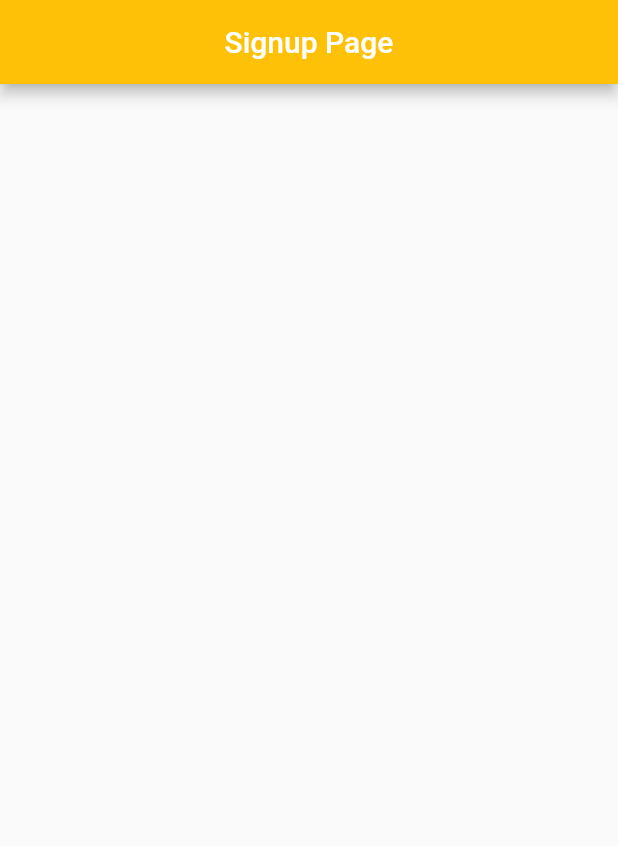
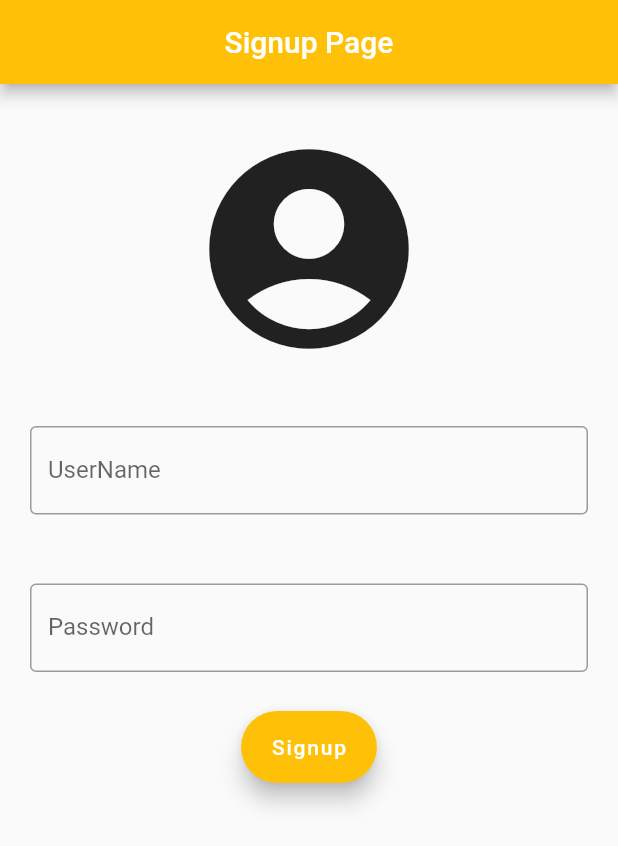
Before and after one commit to akankshagarg2000/login_signup_flutter, a Flutter app: the screen it shows after launch, on a phone screen of 412 x 824 dp. Shown: the top 846 px of the screen. Run offline on Flutter 3.47's test engine with Material 2 defaults, Android fonts, the phone set to English and light mode, and no system bars.

Commit message:
signup page code added

```diff
--- a/lib/main.dart
+++ b/lib/main.dart
@@ -14,6 +14,63 @@ class Home  extends StatelessWidget {
         title: Text('Signup Page'),
         centerTitle: true,
       ),
+      body:
+      Column(
+        crossAxisAlignment: CrossAxisAlignment.center,
+        mainAxisAlignment: MainAxisAlignment.start,
+        children: <Widget>[
+          Padding(
+            padding: const EdgeInsets.fromLTRB(20.0,30.0,20.0,30.0),
+            child: Container(
+                child: Icon(
+                  Icons.account_circle,
+                  size: 160.0,
+                ),
+
+              ),
+          ),
+            // SizedBox(
+            //     height: 30.0,
+
+            //   ),
+          Padding(
+            padding: const EdgeInsets.fromLTRB(20.0,8.0, 20.0,8.0),
+            child:
+              TextField(
+              obscureText: true,
+              decoration: InputDecoration(
+              border: OutlineInputBorder(),
+              labelText: 'UserName',
+
+              ),
+              ),
+              ),
+              SizedBox(
+                height: 30.0,
+
+              ),
+               Padding(
+                 padding: const EdgeInsets.fromLTRB(20.0, 8.0,20.0, 8.0),
+                 child: TextField(
+              obscureText: true,
+              decoration: InputDecoration(
+              border: OutlineInputBorder(),
+              labelText: 'Password',
+
+              ),
+              ),
+               ),
+              Padding(
+                padding: const EdgeInsets.all(18.0),
+                child: FloatingActionButton.extended(
+                  onPressed: (){},
+                  label: Text('Signup'),
+                  backgroundColor: Colors.amber,
+
+                 ),
+              ),
+        ],
+      ),
 
     );
   }
```
